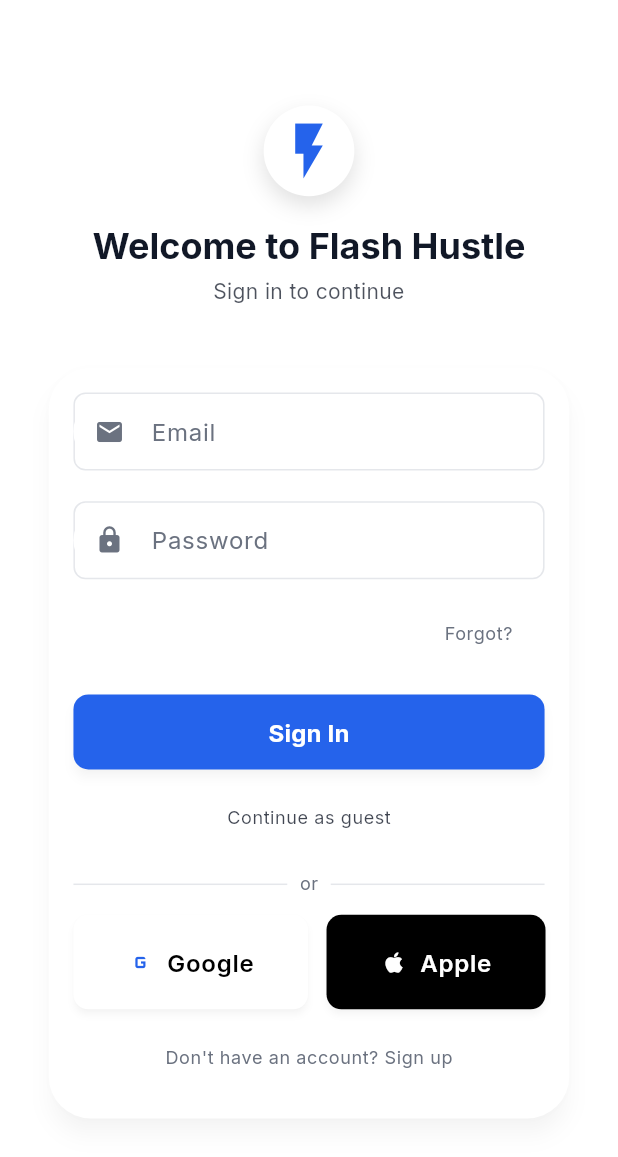
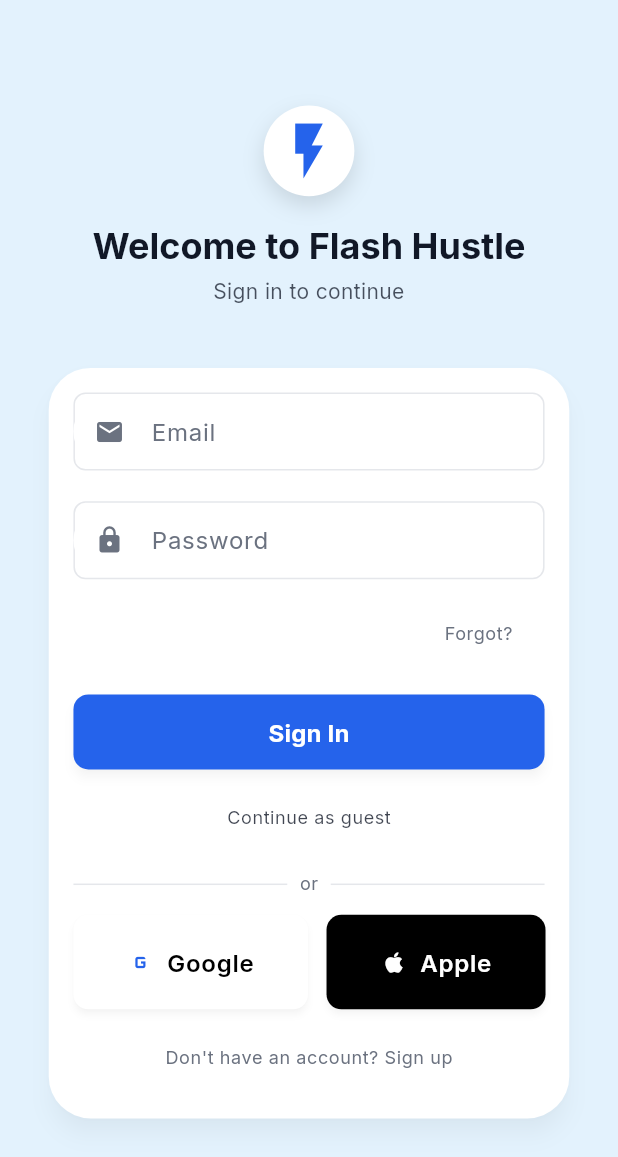
Before and after one commit to sakshisahu01/mobile_application, a Flutter app: the screen it shows after launch, on a phone screen of 412 x 824 dp. Shown: the top 1157 px of the screen. Run offline on Flutter 3.47's test engine with Material 3 defaults, Android fonts, the phone set to English and light mode, and no system bars; our stand-ins replace cached_network_image, camera, connectivity_plus, flutter_slidable, flutter_svg, google_fonts and 3 more.

Commit message:
add login page coloue

```diff
--- a/lib/presentation/auth/login_screen.dart
+++ b/lib/presentation/auth/login_screen.dart
@@ -105,7 +105,7 @@
     final theme = Theme.of(context);
 
     return Scaffold(
-      backgroundColor: theme.colorScheme.background,
+      backgroundColor: const Color(0xFFE3F2FD),
       body: Stack(
         children: [
           // No background header - color only applied to logo
```
